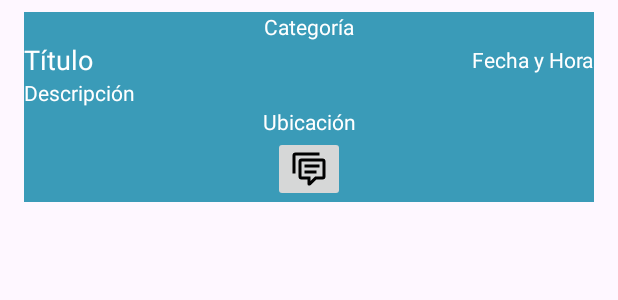
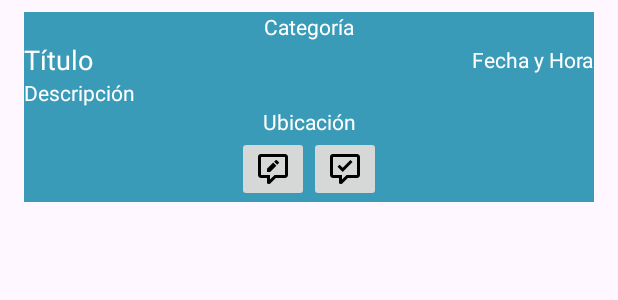
Before and after one commit to InoValz/AplicacionMovil, an Android app: the layout item_publicacion.xml on its own in the app's theme, with its tools: preview values and no code run, on a phone screen of 412 x 824 dp. Shown: the top 300 px of the screen. Run offline under Robolectric (Android 15) with nearby library versions, the phone set to English and light mode, and no system bars.

```diff
--- /dev/null
+++ b/app/src/main/res/drawable/comentario_escribir.xml
@@ -0,0 +1 @@
+<!-- drawable/comment_edit_outline.xml --><vector xmlns:android="http://schemas.android.com/apk/res/android" android:height="24dp" android:width="24dp" android:viewportWidth="24" android:viewportHeight="24"><path android:fillColor="#000000" android:pathData="M9 22C8.45 22 8 21.55 8 21V18H4C2.9 18 2 17.11 2 16V4C2 2.89 2.9 2 4 2H20C21.11 2 22 2.9 22 4V16C22 17.11 21.11 18 20 18H13.9L10.2 21.71C10 21.9 9.75 22 9.5 22H9M10 16V19.08L13.08 16H20V4H4V16H10M15.84 8.2L14.83 9.21L12.76 7.18L13.77 6.16C13.97 5.95 14.31 5.94 14.55 6.16L15.84 7.41C16.05 7.62 16.06 7.96 15.84 8.2M8 11.91L12.17 7.72L14.24 9.8L10.08 14H8V11.91Z" /></vector>
--- /dev/null
+++ b/app/src/main/res/drawable/comentario_leer.xml
@@ -0,0 +1 @@
+<!-- drawable/comment_check_outline.xml --><vector xmlns:android="http://schemas.android.com/apk/res/android" android:height="24dp" android:width="24dp" android:viewportWidth="24" android:viewportHeight="24"><path android:fillColor="#000000" android:pathData="M9 22C8.45 22 8 21.55 8 21V18H4C2.9 18 2 17.11 2 16V4C2 2.89 2.9 2 4 2H20C21.11 2 22 2.9 22 4V16C22 17.11 21.11 18 20 18H13.9L10.2 21.71C10 21.9 9.75 22 9.5 22H9M10 16V19.08L13.08 16H20V4H4V16H10M15.6 6L17 7.41L10.47 14L7 10.5L8.4 9.09L10.47 11.17L15.6 6" /></vector>
--- a/app/src/main/res/layout/item_publicacion.xml
+++ b/app/src/main/res/layout/item_publicacion.xml
@@ -60,12 +60,26 @@
         android:text="Ubicación"
         android:textColor="@color/white" />
 
-    <ImageButton
-        android:id="@+id/btn_IconoComentarios"
-        android:layout_width="wrap_content"
+    <!-- Botones uno al lado del otro -->
+    <LinearLayout
+        android:layout_width="match_parent"
         android:layout_height="wrap_content"
-        android:layout_gravity="center"
-        android:text="Comentarios"
-        android:src="@drawable/comment" />
+        android:orientation="horizontal"
+        android:gravity="center">
+
+        <ImageButton
+            android:id="@+id/btn_IconoComentarios_escribir"
+            android:layout_width="wrap_content"
+            android:layout_height="wrap_content"
+            android:text="Comentarios"
+            android:src="@drawable/comentario_escribir" />
+
+        <ImageButton
+            android:id="@+id/btn_IconoComentarios_leer"
+            android:layout_width="wrap_content"
+            android:layout_height="wrap_content"
+            android:text="Comentarios"
+            android:src="@drawable/comentario_leer" />
+    </LinearLayout>
 
 </LinearLayout>
```
Also changed, not shown: app/src/main/java/com/example/aplicacionmovil/ComentariosAdapter.kt (added, +35 -0 lines), app/src/main/java/com/example/aplicacionmovil/MenuPrincipal.kt (+79 -33 lines), app/src/main/java/com/example/aplicacionmovil/Publicacion.kt (+10 -3 lines), app/src/main/java/com/example/aplicacionmovil/PublicacionAdapter.kt (+26 -10 lines), app/src/main/res/layout/dialog_comentarios.xml (+19 -36 lines), app/src/main/res/layout/item_comentarios.xml (added, +21 -0 lines).
